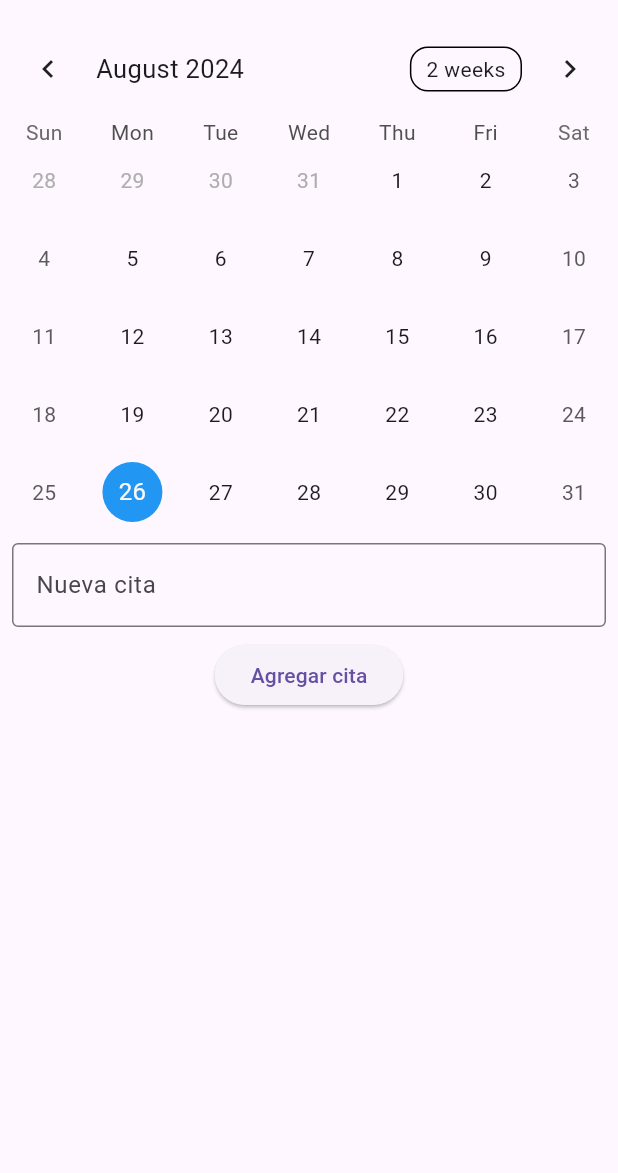
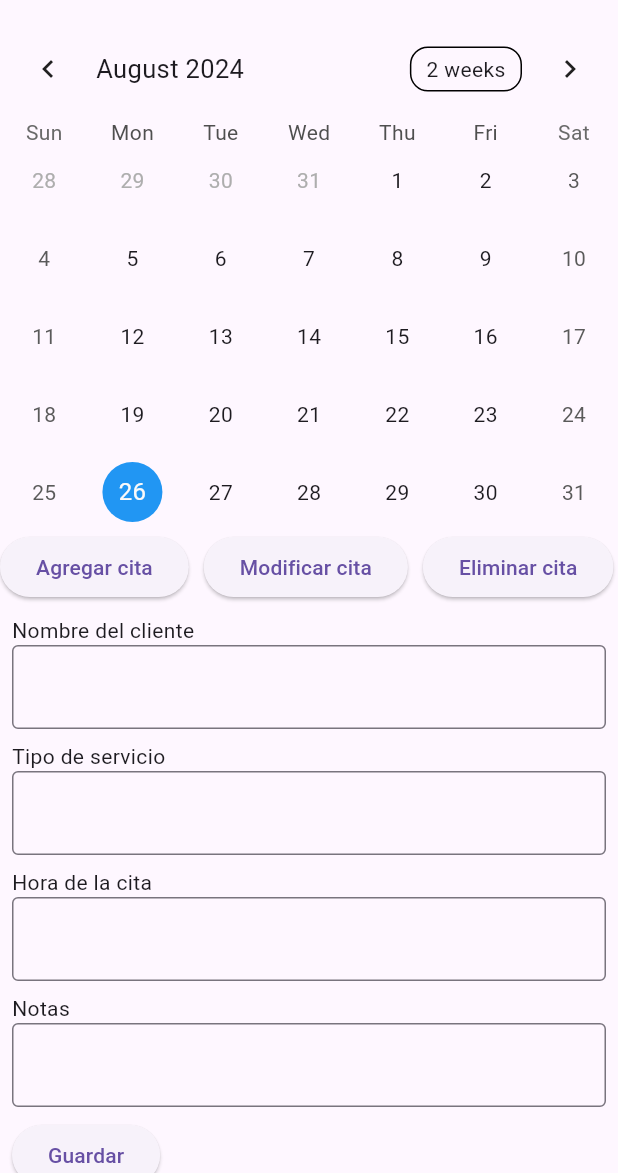
Before and after one commit to EZambranoFx/FrontEnd-Dart, a Flutter app: the screen it shows after launch, after a tap on "Agregar cita", on a phone screen of 412 x 824 dp, the part 63-1236 px from its top. Run offline on Flutter 3.47's test engine with Material 3 defaults, Android fonts, the phone set to English and light mode, and no system bars; drawn by our look-alikes of table_calendar.

Commit message:
cambios Enrique Zambrano

```diff
--- a/lib/main.dart
+++ b/lib/main.dart
@@ -25,8 +25,47 @@ class MyHomePage extends StatefulWidget {
 
 class _MyHomePageState extends State<MyHomePage> {
   DateTime _selectedDate = DateTime.now();
-  final _appointments = <DateTime, List<String>>{};
+  final _appointments = <DateTime, List<Map<String, String>>>{};
   final _appointmentController = TextEditingController();
+  final _nameController = TextEditingController();
+  final _serviceController = TextEditingController();
+  final _timeController = TextEditingController();
+  final _notesController = TextEditingController();
+  bool _showPanel = false;
+  String _action = 'Agregar';
+
+  void _togglePanel(String action) {
+    setState(() {
+      _action = action;
+      _showPanel = !_showPanel;
+    });
+  }
+
+  void _saveAppointment() {
+    final appointment = {
+      'name': _nameController.text,
+      'service': _serviceController.text,
+      'time': _timeController.text,
+      'notes': _notesController.text,
+    };
+    if (_appointments.containsKey(_selectedDate)) {
+      _appointments[_selectedDate]!.add(appointment);
+    } else {
+      _appointments[_selectedDate] = [appointment];
+    }
+
+    setState(() {
+      _showPanel = false;
+      _nameController.clear();
+      _serviceController.clear();
+      _timeController.clear();
+      _notesController.clear();
+    });
+
+    ScaffoldMessenger.of(context).showSnackBar(
+      SnackBar(content: Text('Cita guardada exitosamente!')),
+    );
+  }
 
   @override
   Widget build(BuildContext context) {
@@ -53,38 +92,78 @@ class _MyHomePageState extends State<MyHomePage> {
               ),
             ),
           ),
-          Padding(
-            padding: const EdgeInsets.all(8.0),
-            child: TextField(
-              controller: _appointmentController,
-              decoration: InputDecoration(
-                labelText: 'Nueva cita',
-                border: OutlineInputBorder(),
+          Row(
+            children: [
+              ElevatedButton(
+                onPressed: () => _togglePanel('Agregar'),
+                child: Text('Agregar cita'),
+              ),
+              SizedBox(width: 10),
+              ElevatedButton(
+                onPressed: () => _togglePanel('Modificar'),
+                child: Text('Modificar cita'),
+              ),
+              SizedBox(width: 10),
+              ElevatedButton(
+                onPressed: () {
+                  setState(() {
+                    if (_appointments.containsKey(_selectedDate)) {
+                      _appointments.remove(_selectedDate);
+                      ScaffoldMessenger.of(context).showSnackBar(
+                        SnackBar(content: Text('Cita eliminada!')),
+                      );
+                    }
+                  });
+                },
+                child: Text('Eliminar cita'),
+              ),
+            ],
+          ),
+          if (_showPanel) ...[
+            Padding(
+              padding: const EdgeInsets.all(8.0),
+              child: Column(
+                crossAxisAlignment: CrossAxisAlignment.start,
+                children: [
+                  Text('Nombre del cliente'),
+                  TextField(
+                    controller: _nameController,
+                    decoration: InputDecoration(border: OutlineInputBorder()),
+                  ),
+                  SizedBox(height: 8),
+                  Text('Tipo de servicio'),
+                  TextField(
+                    controller: _serviceController,
+                    decoration: InputDecoration(border: OutlineInputBorder()),
+                  ),
+                  SizedBox(height: 8),
+                  Text('Hora de la cita'),
+                  TextField(
+                    controller: _timeController,
+                    decoration: InputDecoration(border: OutlineInputBorder()),
+                  ),
+                  SizedBox(height: 8),
+                  Text('Notas'),
+                  TextField(
+                    controller: _notesController,
+                    decoration: InputDecoration(border: OutlineInputBorder()),
+                  ),
+                  SizedBox(height: 8),
+                  ElevatedButton(
+                    onPressed: _saveAppointment,
+                    child: Text('Guardar'),
+                  ),
+                ],
               ),
             ),
-          ),
-          ElevatedButton(
-            onPressed: () {
-              final appointment = _appointmentController.text;
-              if (appointment.isNotEmpty) {
-                setState(() {
-                  if (_appointments.containsKey(_selectedDate)) {
-                    _appointments[_selectedDate]!.add(appointment);
-                  } else {
-                    _appointments[_selectedDate] = [appointment];
-                  }
-                  _appointmentController.clear();
-                });
-              }
-            },
-            child: Text('Agregar cita'),
-          ),
+          ],
           Expanded(
             child: ListView(
               children: _appointments.entries
                   .where((entry) => isSameDay(entry.key, _selectedDate))
                   .expand((entry) => entry.value.map((app) => ListTile(
-                        title: Text(app),
+                        title: Text('${app['name']} - ${app['service']}'),
+                        subtitle: Text('Hora: ${app['time']} \nNotas: ${app['notes']}'),
                       )))
                   .toList(),
             ),
```
